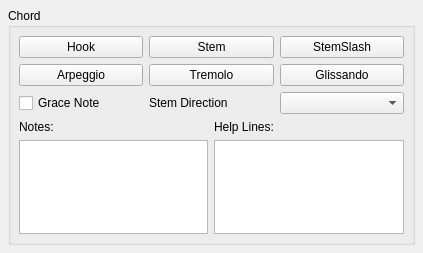
The window that mscore/mscore/chord.ui (musescore/musescore-old) describes before a commit, drawn with Qt 5.
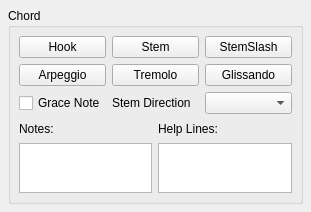
The same window after the commit.

```diff
--- a/mscore/mscore/chord.ui
+++ b/mscore/mscore/chord.ui
@@ -6,8 +6,8 @@
    <rect>
     <x>0</x>
     <y>0</y>
-    <width>423</width>
-    <height>253</height>
+    <width>311</width>
+    <height>212</height>
    </rect>
   </property>
   <property name="windowTitle">
@@ -129,10 +129,48 @@
          <number>6</number>
         </property>
         <item row="1" column="1">
-         <widget class="QListWidget" name="helplineList"/>
+         <widget class="QListWidget" name="helplineList">
+          <property name="sizePolicy">
+           <sizepolicy hsizetype="Expanding" vsizetype="Fixed">
+            <horstretch>0</horstretch>
+            <verstretch>0</verstretch>
+           </sizepolicy>
+          </property>
+          <property name="minimumSize">
+           <size>
+            <width>0</width>
+            <height>50</height>
+           </size>
+          </property>
+          <property name="maximumSize">
+           <size>
+            <width>16777215</width>
+            <height>50</height>
+           </size>
+          </property>
+         </widget>
         </item>
         <item row="1" column="0">
-         <widget class="QListWidget" name="notes"/>
+         <widget class="QListWidget" name="notes">
+          <property name="sizePolicy">
+           <sizepolicy hsizetype="Expanding" vsizetype="Fixed">
+            <horstretch>0</horstretch>
+            <verstretch>0</verstretch>
+           </sizepolicy>
+          </property>
+          <property name="minimumSize">
+           <size>
+            <width>0</width>
+            <height>50</height>
+           </size>
+          </property>
+          <property name="maximumSize">
+           <size>
+            <width>16777215</width>
+            <height>50</height>
+           </size>
+          </property>
+         </widget>
         </item>
         <item row="0" column="0">
          <widget class="QLabel" name="label_2">
```
